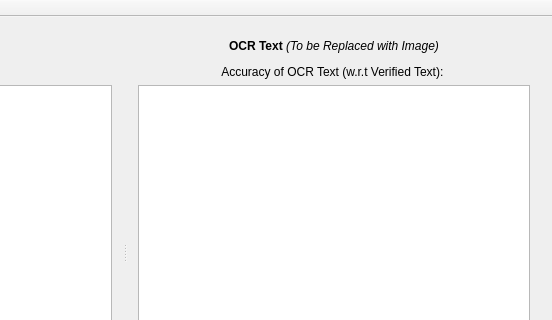
Qt form FrameWorkCode/DiffView.ui (UDAAN-LEAP/leap-pe-tool) before a commit; both pictures show x 719 to 1271 and y 0 to 320 of the 1271 by 508 pixel window.
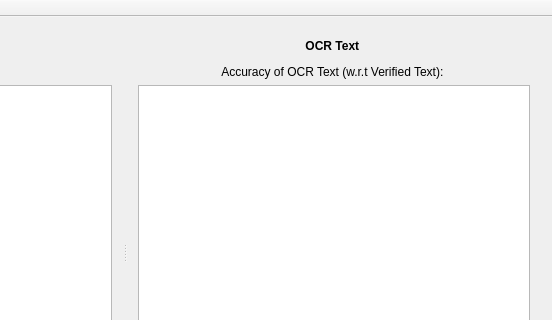
The same form after that commit.

Patch:
```diff
--- a/FrameWorkCode/DiffView.ui
+++ b/FrameWorkCode/DiffView.ui
@@ -20,7 +20,7 @@
       <property name="orientation">
        <enum>Qt::Horizontal</enum>
       </property>
-      <widget class="QWidget" name="">
+      <widget class="QWidget" name="layoutWidget">
        <layout class="QVBoxLayout" name="verticalLayout_3">
         <item>
          <widget class="QLabel" name="VerifierLabel">
@@ -54,7 +54,7 @@
         </item>
        </layout>
       </widget>
-      <widget class="QWidget" name="">
+      <widget class="QWidget" name="layoutWidget">
        <layout class="QVBoxLayout" name="verticalLayout_2">
         <item>
          <widget class="QLabel" name="InternLabel">
@@ -87,12 +87,12 @@
         </item>
        </layout>
       </widget>
-      <widget class="QWidget" name="">
+      <widget class="QWidget" name="layoutWidget">
        <layout class="QVBoxLayout" name="verticalLayout">
         <item>
          <widget class="QLabel" name="OCRLabel">
           <property name="text">
-           <string>&lt;p&gt;&lt;b&gt;OCR Text &lt;/b&gt;&lt;i&gt;(To be Replaced with Image)&lt;/i&gt;&lt;/p&gt;
+           <string>&lt;p&gt;&lt;b&gt;OCR Text &lt;/b&gt;&lt;/p&gt;
 Accuracy of OCR Text (w.r.t Verified Text): </string>
           </property>
           <property name="alignment">
```
